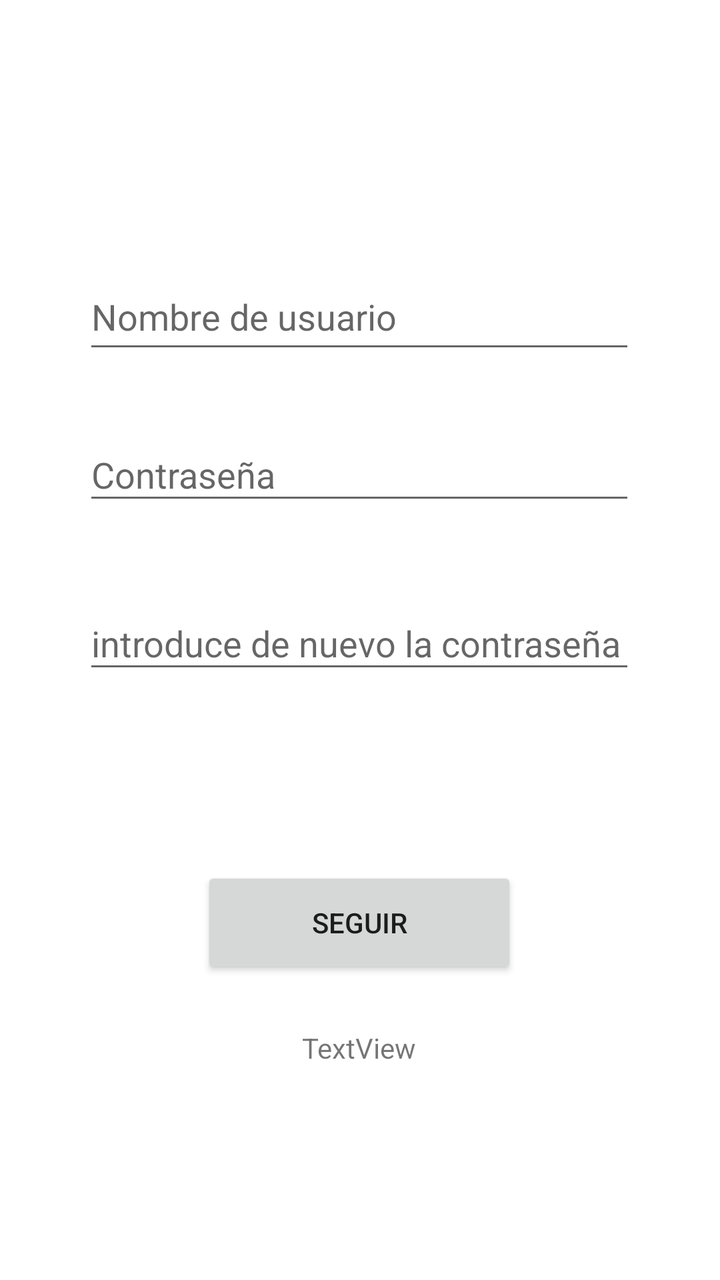
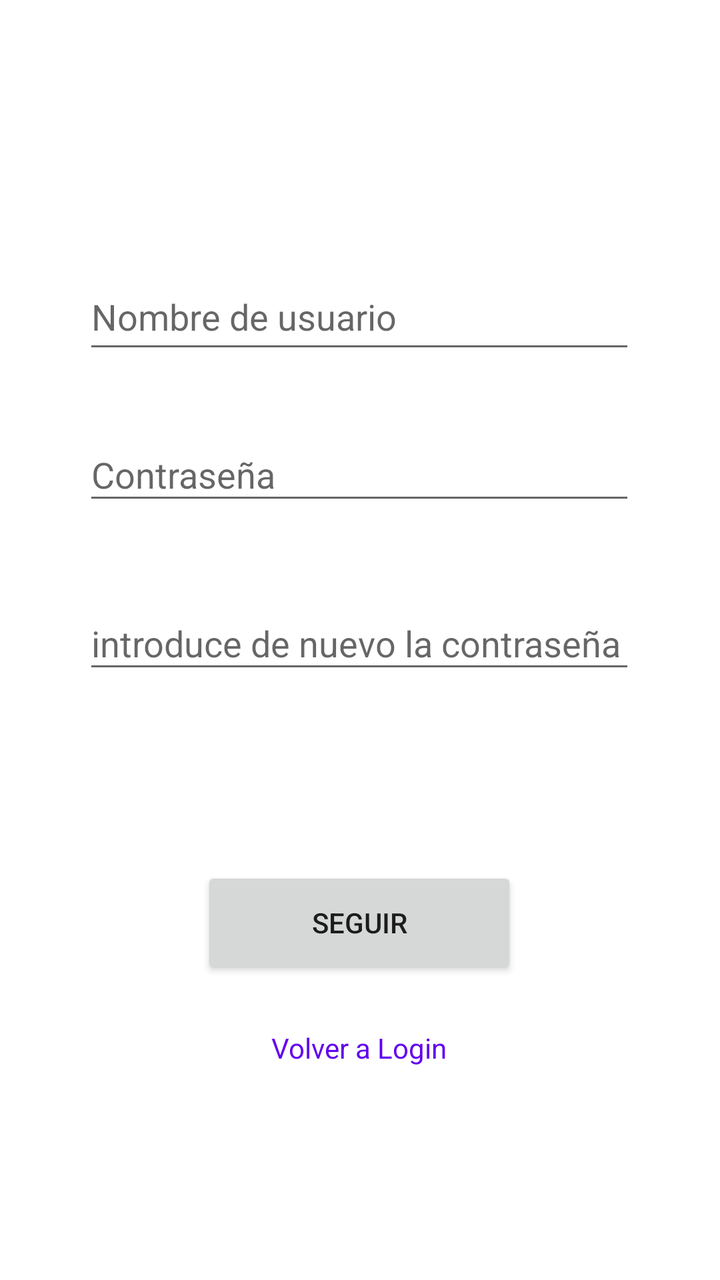

Before-and-after screenshots of an Android layout around one commit, followed by the original layout XML and the change that was made.
<!-- AndroidManifest.xml: application theme Theme.BlogDeNotas -->
<!-- res/layout/fragment_registro.xml -->
<?xml version="1.0" encoding="utf-8"?>
<FrameLayout xmlns:android="http://schemas.android.com/apk/res/android"
    xmlns:app="http://schemas.android.com/apk/res-auto"
    xmlns:tools="http://schemas.android.com/tools"
    android:layout_width="match_parent"
    android:layout_height="match_parent"
    tools:context=".View.RegistroFragment">

    <androidx.constraintlayout.widget.ConstraintLayout
        android:layout_width="match_parent"
        android:layout_height="match_parent">

        <EditText
            android:id="@+id/editTextText"
            android:layout_width="276dp"
            android:layout_height="50dp"
            android:ems="10"
            android:inputType="text"
            android:hint="Nombre de usuario"
            app:layout_constraintBottom_toBottomOf="parent"
            app:layout_constraintEnd_toEndOf="parent"
            app:layout_constraintHorizontal_bias="0.496"
            app:layout_constraintStart_toStartOf="parent"
            app:layout_constraintTop_toTopOf="parent"
            app:layout_constraintVertical_bias="0.223" />

        <EditText
            android:id="@+id/contraseñaRegistro"
            android:layout_width="276dp"
            android:layout_height="43dp"
            android:ems="10"
            android:hint="Contraseña"
            android:inputType="textPassword"
            app:layout_constraintBottom_toBottomOf="parent"
            app:layout_constraintEnd_toEndOf="parent"
            app:layout_constraintHorizontal_bias="0.496"
            app:layout_constraintStart_toStartOf="parent"
            app:layout_constraintTop_toTopOf="parent"
            app:layout_constraintVertical_bias="0.359" />

        <EditText
            android:id="@+id/contrseña2Registro"
            android:layout_width="276dp"
            android:layout_height="43dp"
            android:ems="10"
            android:hint="introduce de nuevo la contraseña"
            android:inputType="textPassword"
            app:layout_constraintBottom_toBottomOf="parent"
            app:layout_constraintEnd_toEndOf="parent"
            app:layout_constraintHorizontal_bias="0.496"
            app:layout_constraintStart_toStartOf="parent"
            app:layout_constraintTop_toTopOf="parent" />

        <Button
            android:id="@+id/btnSeguirRegistro"
            android:layout_width="158dp"
            android:layout_height="56dp"
            android:text="Seguir"
            app:layout_constraintBottom_toBottomOf="parent"
            app:layout_constraintEnd_toEndOf="parent"
            app:layout_constraintHorizontal_bias="0.498"
            app:layout_constraintStart_toStartOf="parent"
            app:layout_constraintTop_toTopOf="parent"
            app:layout_constraintVertical_bias="0.742" />

        <TextView
            android:id="@+id/textView"
            android:layout_width="wrap_content"
            android:layout_height="wrap_content"
            android:text="TextView"
            app:layout_constraintBottom_toBottomOf="parent"
            app:layout_constraintEnd_toEndOf="parent"
            app:layout_constraintHorizontal_bias="0.498"
            app:layout_constraintStart_toStartOf="parent"
            app:layout_constraintTop_toTopOf="parent"
            app:layout_constraintVertical_bias="0.828" />
    </androidx.constraintlayout.widget.ConstraintLayout>
</FrameLayout>
<!-- resources referenced by this layout -->
<resources>
  <style name="Theme.BlogDeNotas" parent="Theme.MaterialComponents.DayNight.NoActionBar">
          
          <item name="colorPrimary">@color/purple_500</item>
          <item name="colorPrimaryVariant">@color/purple_700</item>
          <item name="colorOnPrimary">@color/white</item>
          
          <item name="colorSecondary">@color/teal_200</item>
          <item name="colorSecondaryVariant">@color/teal_700</item>
          <item name="colorOnSecondary">@color/black</item>
          
          <item name="android:statusBarColor">?attr/colorPrimaryVariant</item>
          
      </style>
  <color name="purple_500">#FF6200EE</color>
  <color name="purple_700">#FF3700B3</color>
  <color name="white">#FFFFFFFF</color>
  <color name="teal_200">#FF03DAC5</color>
  <color name="teal_700">#FF018786</color>
  <color name="black">#FF000000</color>
</resources>

<!-- the commit's change to res/layout/fragment_registro.xml (unified diff, before → after) -->
@@ -11,7 +11,7 @@
         android:layout_height="match_parent">
 
         <EditText
-            android:id="@+id/editTextText"
+            android:id="@+id/nombreUserRegistro"
             android:layout_width="276dp"
             android:layout_height="50dp"
             android:ems="10"
@@ -39,7 +39,7 @@
             app:layout_constraintVertical_bias="0.359" />
 
         <EditText
-            android:id="@+id/contrseña2Registro"
+            android:id="@+id/contraseña2Registro"
             android:layout_width="276dp"
             android:layout_height="43dp"
             android:ems="10"
@@ -64,10 +64,11 @@
             app:layout_constraintVertical_bias="0.742" />
 
         <TextView
-            android:id="@+id/textView"
+            android:id="@+id/VolverLogin"
             android:layout_width="wrap_content"
             android:layout_height="wrap_content"
-            android:text="TextView"
+            android:text="Volver a Login"
+            android:textColor="@color/purple_500"
             app:layout_constraintBottom_toBottomOf="parent"
             app:layout_constraintEnd_toEndOf="parent"
             app:layout_constraintHorizontal_bias="0.498"
<!-- resource entries referenced after the edit -->
@@ -1,5 +1,6 @@
 <!-- resources referenced by this layout -->
 <resources>
+  <color name="purple_500">#FF6200EE</color>
   <style name="Theme.BlogDeNotas" parent="Theme.MaterialComponents.DayNight.NoActionBar">
           
           <item name="colorPrimary">@color/purple_500</item>
@@ -13,7 +14,6 @@
           <item name="android:statusBarColor">?attr/colorPrimaryVariant</item>
           
       </style>
-  <color name="purple_500">#FF6200EE</color>
   <color name="purple_700">#FF3700B3</color>
   <color name="white">#FFFFFFFF</color>
   <color name="teal_200">#FF03DAC5</color>
